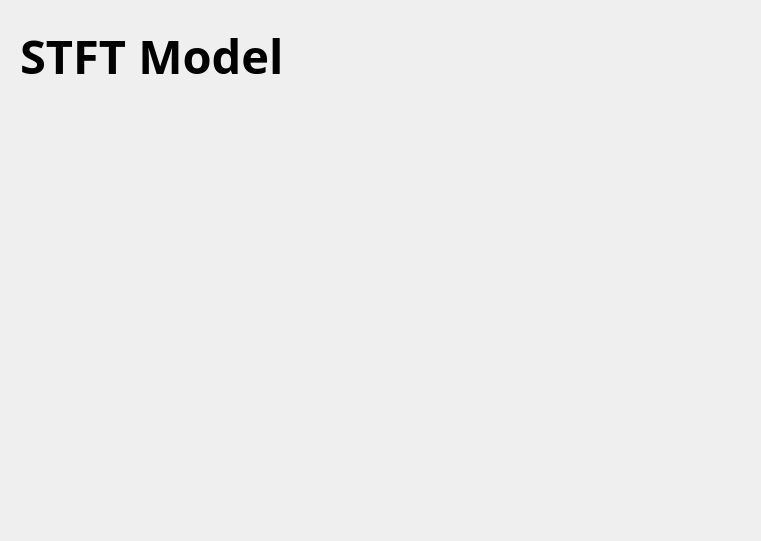
Above: stft_model.ui from albertgubau/Nataly before the change. Below: the same form after it.
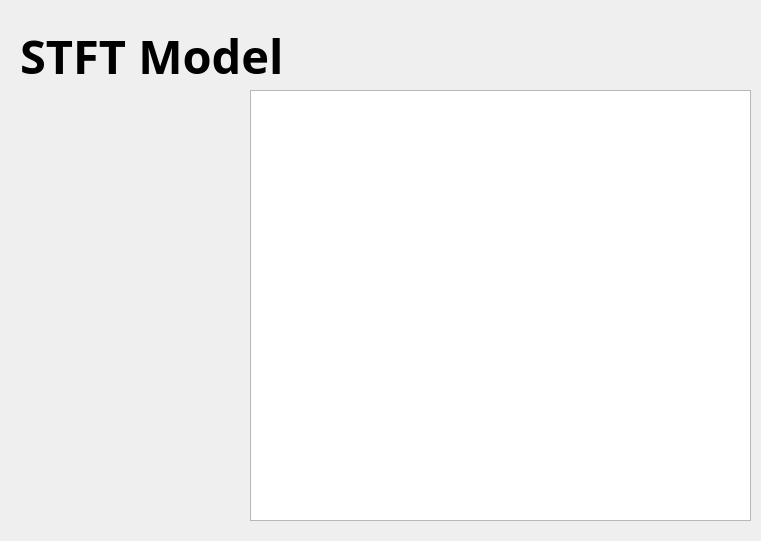
That is the form after the change.

What changed in the file:
```diff
--- a/stft_model.ui
+++ b/stft_model.ui
@@ -34,6 +34,16 @@
     <string>STFT Model</string>
    </property>
   </widget>
+  <widget class="QGraphicsView" name="graphicsView">
+   <property name="geometry">
+    <rect>
+     <x>250</x>
+     <y>90</y>
+     <width>501</width>
+     <height>431</height>
+    </rect>
+   </property>
+  </widget>
  </widget>
  <resources/>
  <connections/>
```
